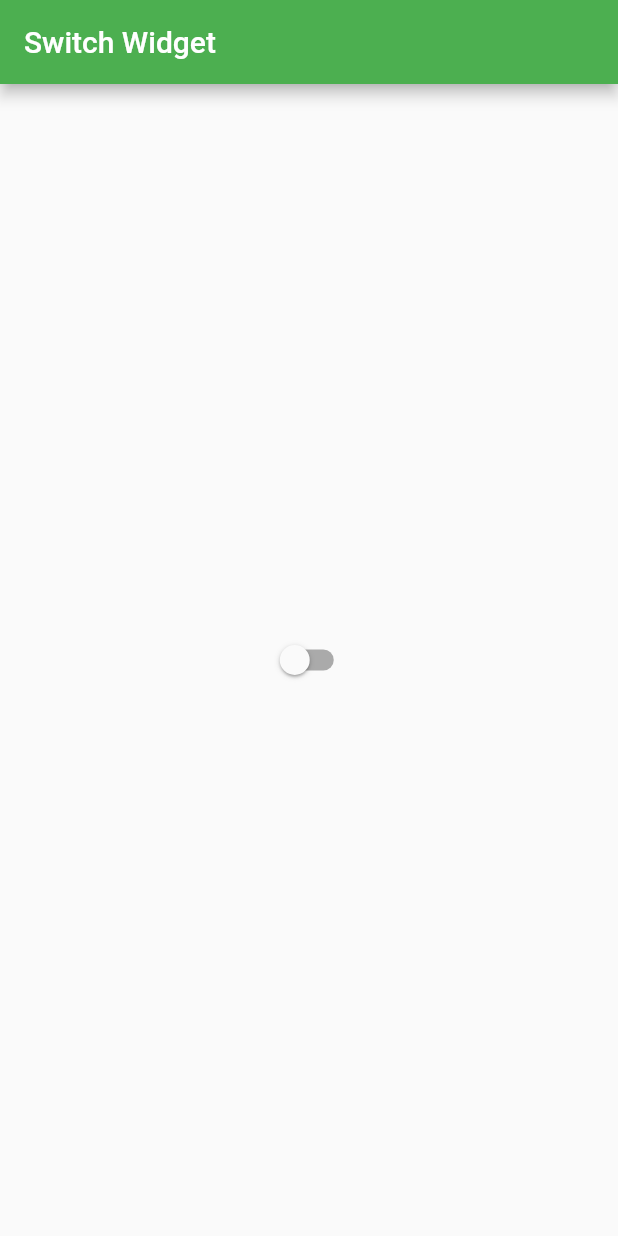
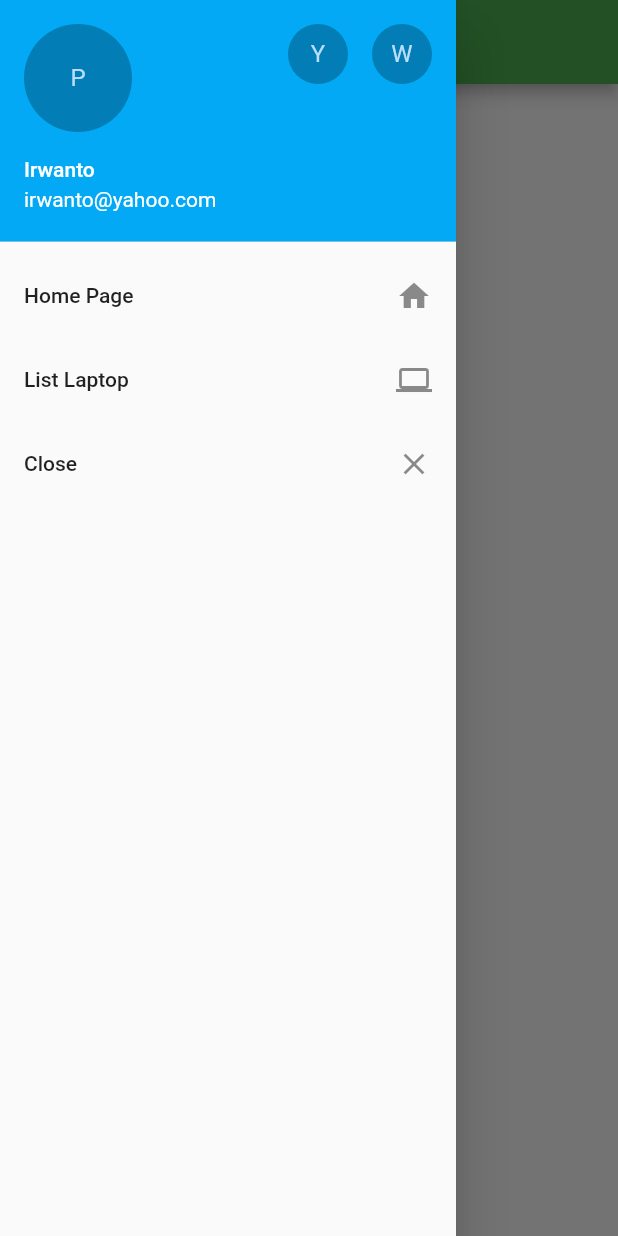
Before and after one commit to rinapratama335/udaflutter, a Flutter app: the screen it shows after launch, with the side drawer open (before the commit the screen has no drawer), on a phone screen of 412 x 824 dp. Run offline on Flutter 3.47's test engine with Material 2 defaults, Android fonts, the phone set to English and light mode, and no system bars.

Commit message:
membuat drawer widget dengan navigasi dasar (#15)
Co-authored-by: irwantowibowotech <irwantowibowotech@gmail.com>

```diff
--- /dev/null
+++ b/lib/halamanlain.dart
@@ -0,0 +1,19 @@
+import 'package:flutter/material.dart';
+
+class pagebaru extends StatelessWidget {
+  final String menu;
+
+  pagebaru(this.menu);
+
+  @override
+  Widget build(BuildContext context) {
+    return new Scaffold(
+      appBar: new AppBar(
+        title: new Text('$menu'),
+      ),
+      body: new Center(
+        child: new Text('$menu'),
+      ),
+    );
+  }
+}
--- a/lib/main.dart
+++ b/lib/main.dart
@@ -1,7 +1,8 @@
 import 'package:flutter/material.dart';
+import 'halamanlain.dart';
 
 void main() {
-  runApp(new MyApp());
+  runApp(new MaterialApp(home: MyApp(),));
 }
 
 class MyApp extends StatefulWidget {
@@ -10,27 +11,53 @@ class MyApp extends StatefulWidget {
 }
 
 class _MyAppState extends State<MyApp> {
-  bool sbool = false;
-
   @override
   Widget build(BuildContext context) {
-    return MaterialApp(
-      title: 'Switch Widget',
-      home: new Scaffold(
-        appBar: new AppBar(
-          title: new Text('Switch Widget'),
-          backgroundColor: Colors.green,
-        ),
-        body: new Center(
-          child: new Switch(
-              value: sbool,
-              onChanged: (bool sb) {
-                setState(() {
-                  sbool = sb;
-                  print(sbool);
-                });
-              }
-          ),
+    return new Scaffold(
+      appBar: new AppBar(
+        title: new Text('Navigasi Drawer'),
+        backgroundColor: Colors.green,
+      ),
+      drawer: new Drawer(
+        child: new ListView(
+          children: <Widget>[
+            new UserAccountsDrawerHeader(
+                accountName: Text('Irwanto'),
+                accountEmail: Text('irwanto@yahoo.com'),
+                currentAccountPicture: new CircleAvatar(
+                  backgroundColor: Colors.black26,
+                  child: new Text('P'),
+                ),
+                decoration: new BoxDecoration(
+                  color: Colors.lightBlue,
+                ),
+                otherAccountsPictures: <Widget>[
+                  new CircleAvatar(
+                    backgroundColor: Colors.black26,
+                    child: new Text('Y'),
+                  ),
+                  new CircleAvatar(
+                    backgroundColor: Colors.black26,
+                    child: new Text('W'),
+                  )
+                ]
+            ),
+            new ListTile(
+              title: new Text('Home Page'),
+              trailing: new Icon(Icons.home),
+              onTap: () => Navigator.of(context).push(new MaterialPageRoute(builder: (BuildContext contex) => new pagebaru('Welcome to Home Page'))),
+            ),
+            new ListTile(
+              title: new Text('List Laptop'),
+              trailing: new Icon(Icons.laptop),
+              onTap: () => Navigator.of(context).push(new MaterialPageRoute(builder: (BuildContext context) => new pagebaru('Welcome to List Product'))),
+            ),
+            new ListTile(
+              title: new Text('Close'),
+              trailing: new Icon(Icons.close),
+              onTap: (){Navigator.pop(context);},
+            ),
+          ],
         ),
       ),
     );
```
